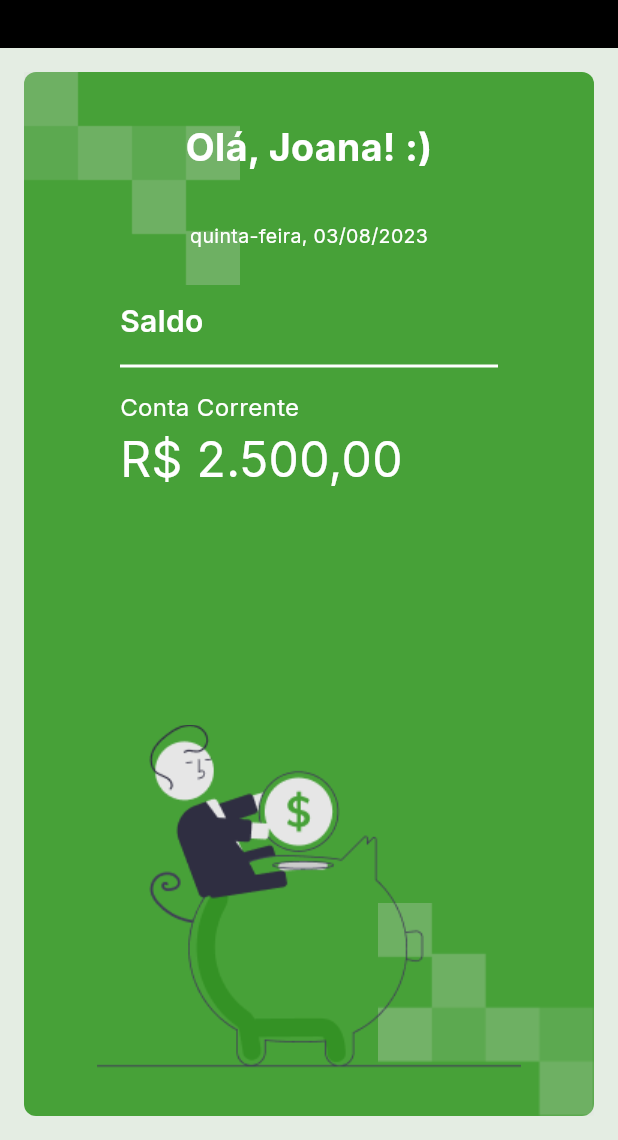
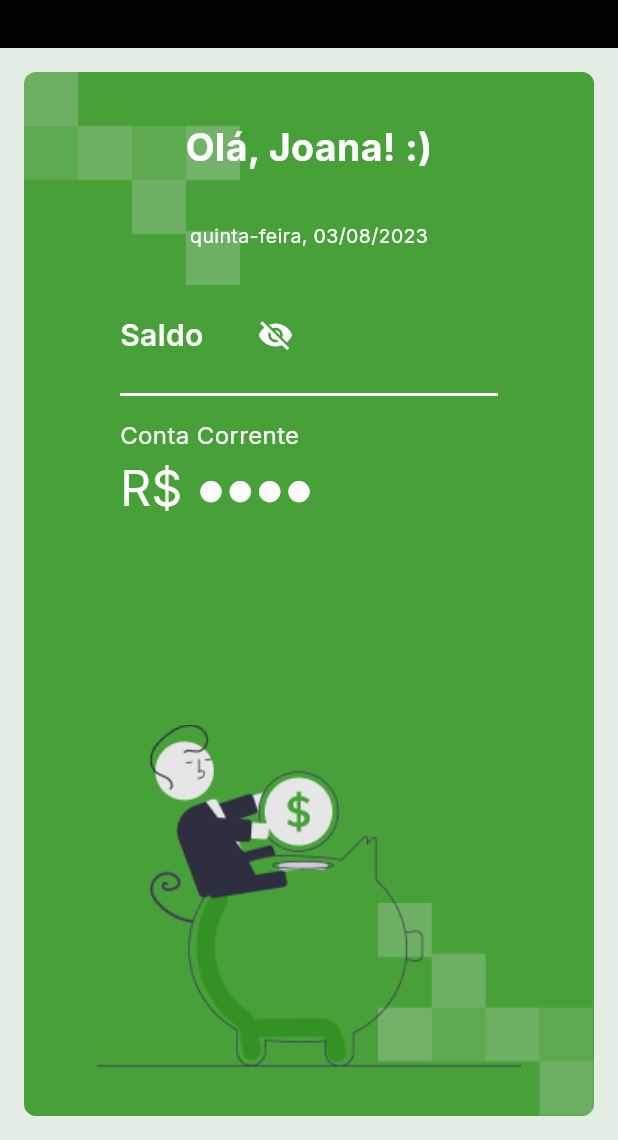
Before and after one commit to alura-cursos/flutter_architecture_package, a Flutter app: the screen it shows after launch, on a phone screen of 412 x 824 dp, the part 96-1236 px from its top. Run offline on Flutter 3.47's test engine with Material 2 defaults, Android fonts, the phone set to English and light mode, and no system bars; our stand-ins replace google_fonts.

Commit message:
v3.1 - ocultando saldo

```diff
--- a/packages/bytebank_balance/lib/widgets/balance_widget.dart
+++ b/packages/bytebank_balance/lib/widgets/balance_widget.dart
@@ -1,8 +1,16 @@
 part of '../bytebank_balance.dart';
 
-class BytebankBalance extends StatelessWidget {
+class BytebankBalance extends StatefulWidget {
   final Color color;
   const BytebankBalance({super.key, required this.color});
+
+  @override
+  State<BytebankBalance> createState() => _BytebankBalanceState();
+}
+
+class _BytebankBalanceState extends State<BytebankBalance> {
+  bool isShowingBalance = false;
+  double userBalance = 0;
 
   @override
   Widget build(BuildContext context) {
@@ -10,33 +18,61 @@ class BytebankBalance extends StatelessWidget {
       mainAxisAlignment: MainAxisAlignment.center,
       crossAxisAlignment: CrossAxisAlignment.start,
       children: [
+        Row(
+          children: [
             Text(
               "Saldo",
               style: TextStyle(
                 fontSize: 20,
-            color: color,
+                color: widget.color,
                 fontWeight: FontWeight.w600,
               ),
             ),
+            const SizedBox(width: 24),
+            IconButton(
+              onPressed: () {
+                onVisibilityBalanceClicked();
+              },
+              icon: Icon(
+                (isShowingBalance) ? Icons.visibility : Icons.visibility_off,
+                color: widget.color,
+              ),
+            ),
+          ],
+        ),
         Padding(
           padding: const EdgeInsets.symmetric(vertical: 8.0),
-          child: Divider(color: color, thickness: 2),
+          child: Divider(color: widget.color, thickness: 2),
         ),
         Text(
           "Conta Corrente",
           style: TextStyle(
-            color: color,
+            color: widget.color,
             fontSize: 16,
           ),
         ),
         Text(
-          "R\$ 2.500,00",
+          (isShowingBalance)
+              ? "R\$ ${userBalance.toStringAsFixed(2)}"
+              : "R\$ ●●●●",
           style: TextStyle(
-            color: color,
+            color: widget.color,
             fontSize: 32,
           ),
         ),
       ],
     );
   }
+
+  onVisibilityBalanceClicked() {
+    if (isShowingBalance) {
+      setState(() {
+        isShowingBalance = false;
+      });
+    } else {
+      setState(() {
+        isShowingBalance = true;
+      });
     }
+  }
+}
```
Lines whose indentation alone changed are shown as unchanged.
